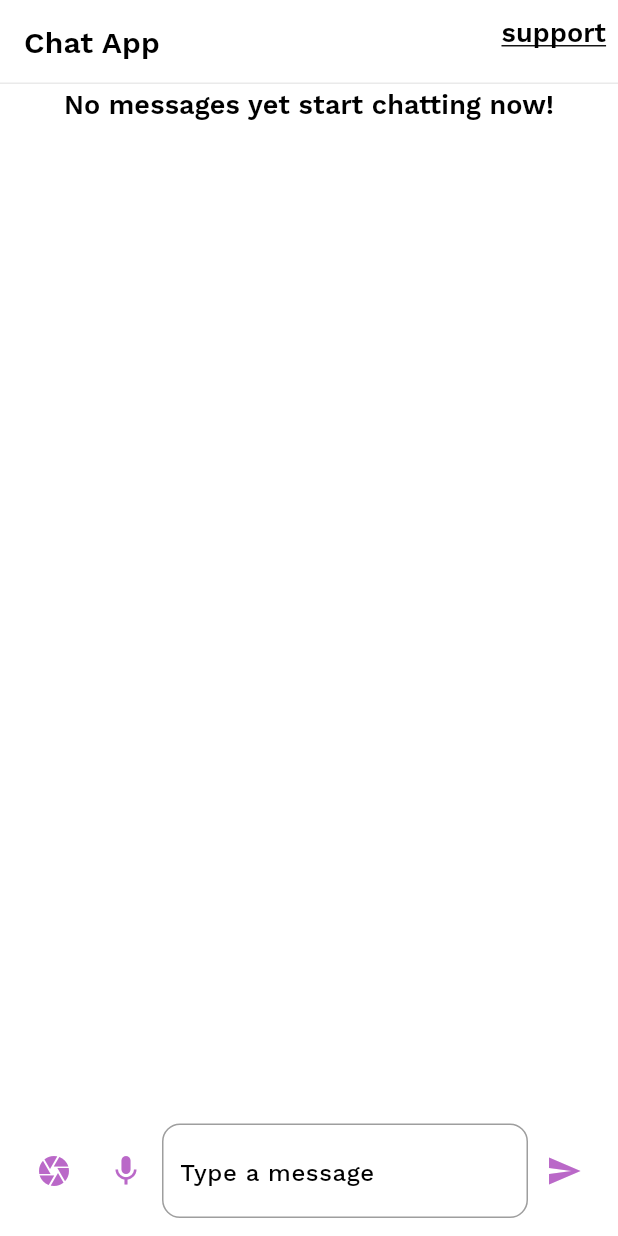
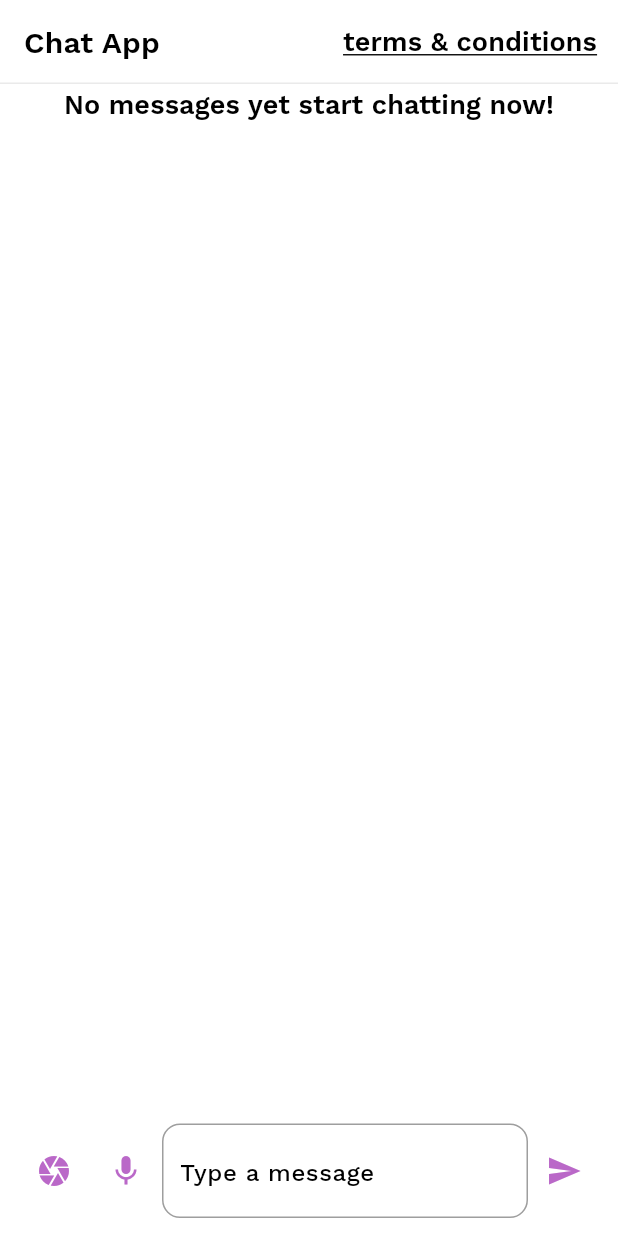
Before and after one commit to Cglassm/chat_app, a Flutter app: the screen it shows after launch, on a phone screen of 412 x 824 dp. Run offline on Flutter 3.47's test engine with Material 2 defaults, Android fonts, the phone set to English and light mode, and no system bars; our stand-ins replace bloc, equatable, flutter_bloc, flutter_svg, image_cropper, image_picker; generated files the repository leaves out were written again.

Commit message:
flutter analyze and implemented terms of service

```diff
--- a/lib/app/app.dart
+++ b/lib/app/app.dart
@@ -1 +1,2 @@
-export 'view/app.dart';
+export 'constants/constants.dart';
+export 'view/view.dart';
--- a/lib/app/constants/constants.dart
+++ b/lib/app/constants/constants.dart
@@ -1 +1 @@
-const String kTermsOfServiceUrl = 'https://zapia.com/es/terms';
+const String kTermsAndConditionsUrl = 'https://zapia.com/es/terms';
--- /dev/null
+++ b/lib/app/view/view.dart
@@ -0,0 +1 @@
+export 'app.dart';
--- a/lib/chat/view/chat_view.dart
+++ b/lib/chat/view/chat_view.dart
@@ -1,4 +1,6 @@
+import 'package:chat_app/app/app.dart';
 import 'package:chat_app/chat/chat.dart';
+import 'package:chat_app/utils/launch_url.dart';
 import 'package:chat_app_ui/chat_app_ui.dart';
 import 'package:chat_repository/chat_repository.dart';
 import 'package:flutter/material.dart';
@@ -35,9 +37,10 @@ class ChatView extends StatelessWidget {
           actions: [
             CHUnderlinedButton(
               onPressed: () {
-                // TODO(carol); add support mail
+                // TODO(carol): add support mail
+                launchURL(kTermsAndConditionsUrl);
               },
-              text: 'support',
+              text: 'terms & conditions',
             ),
           ],
         ),
--- a/packages/chat_app_ui/lib/src/spacing/chat_app_spacing.dart
+++ b/packages/chat_app_ui/lib/src/spacing/chat_app_spacing.dart
@@ -16,6 +16,9 @@ abstract class CHSpacing {
 
   /// md spacing value (12pt)
   static const double md = 0.75 * spaceUnit;
+
+  /// mlg spacing value (14pt)
+  static const double mlg = 0.875 * spaceUnit;
 
   /// lg spacing value (16pt)
   static const double lg = spaceUnit;
--- a/packages/chat_app_ui/lib/src/widgets/chat_app_underlined_button.dart
+++ b/packages/chat_app_ui/lib/src/widgets/chat_app_underlined_button.dart
@@ -23,7 +23,7 @@ class CHUnderlinedButton extends StatelessWidget {
       },
       child: Container(
         color: Colors.transparent,
-        padding: const EdgeInsets.all(CHSpacing.sm),
+        padding: const EdgeInsets.all(CHSpacing.mlg),
         child: Text(
           text,
           textAlign: TextAlign.center,
```
